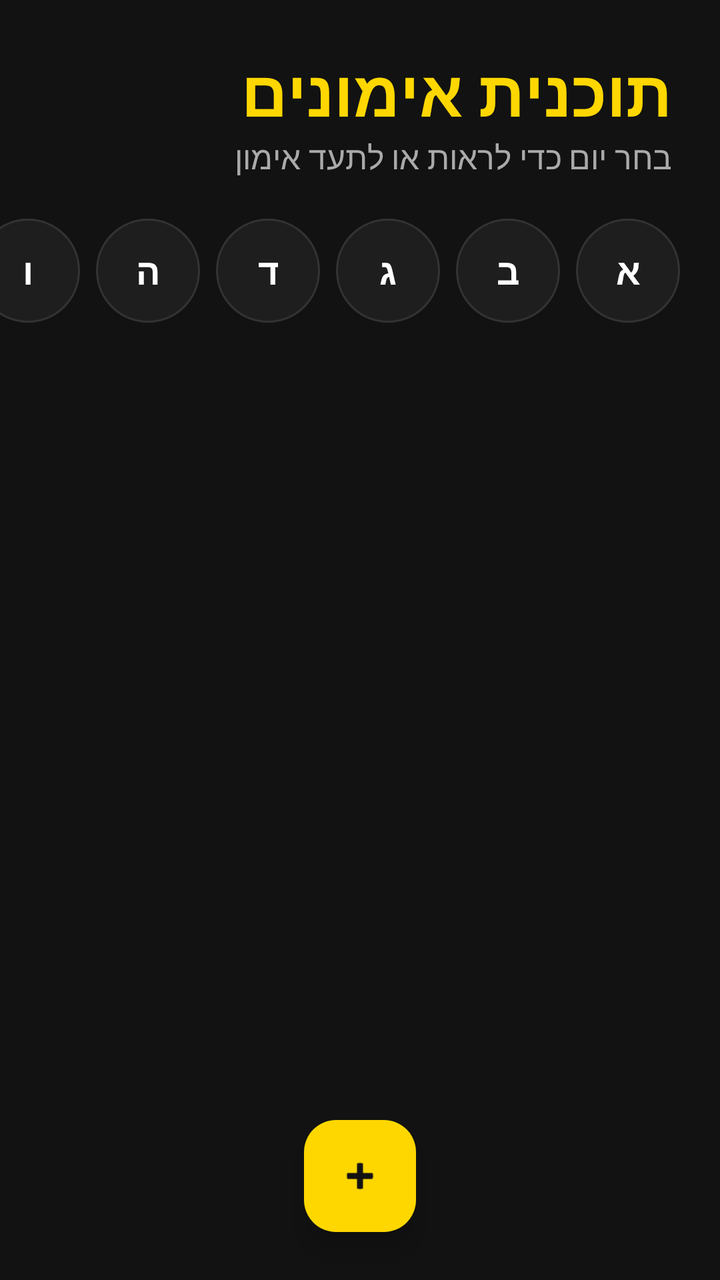
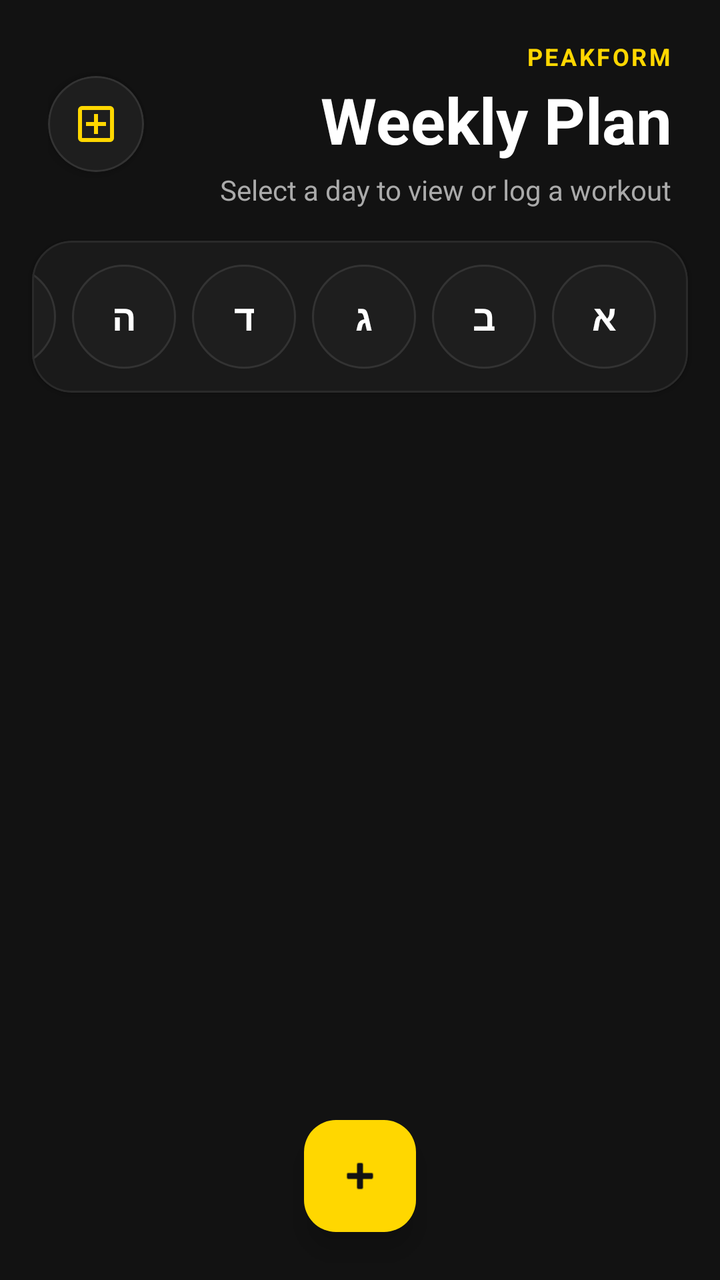

An Android layout rendered at two revisions. The XML below is the earlier revision; the diff shows what the commit changed to produce the second picture.
<!-- AndroidManifest.xml: application theme Theme.PeakFitA -->
<!-- res/layout/fragment_workouts.xml -->
<?xml version="1.0" encoding="utf-8"?>
<RelativeLayout xmlns:android="http://schemas.android.com/apk/res/android"
    xmlns:app="http://schemas.android.com/apk/res-auto"
    android:layout_width="match_parent"
    android:layout_height="match_parent"
    android:background="#121212"
    android:layoutDirection="rtl">

    <TextView
        android:id="@+id/tvWorkoutsTitle"
        android:layout_width="wrap_content"
        android:layout_height="wrap_content"
        android:text="תוכנית אימונים"
        android:textSize="32sp"
        android:textStyle="bold"
        android:layout_marginTop="24dp"
        android:layout_marginStart="24dp"
        android:textColor="#FFD700" />

    <TextView
        android:id="@+id/tvWorkoutsSubtitle"
        android:layout_width="wrap_content"
        android:layout_height="wrap_content"
        android:text="בחר יום כדי לראות או לתעד אימון"
        android:textSize="16sp"
        android:layout_below="@id/tvWorkoutsTitle"
        android:layout_marginStart="24dp"
        android:layout_marginBottom="16dp"
        android:textColor="#AAAAAA" />

    <HorizontalScrollView
        android:id="@+id/daysScrollView"
        android:layout_width="match_parent"
        android:layout_height="wrap_content"
        android:layout_below="@id/tvWorkoutsSubtitle"
        android:scrollbars="none"
        android:fillViewport="true">

        <LinearLayout
            android:id="@+id/daysContainer"
            android:layout_width="wrap_content"
            android:layout_height="wrap_content"
            android:orientation="horizontal"
            android:gravity="center"
            android:paddingStart="16dp"
            android:paddingEnd="20dp"> <com.google.android.material.button.MaterialButton
            android:id="@+id/btnDay1"
            android:layout_width="52dp"
            android:layout_height="52dp"
            android:layout_margin="4dp"
            android:text="א"
            android:textSize="18sp"
            android:textStyle="bold"
            android:textColor="#FFFFFF"
            android:padding="0dp"
            android:minWidth="0dp"
            android:minHeight="0dp"
            android:gravity="center"
            app:backgroundTint="#1E1E1E"
            app:strokeColor="#333333"
            app:strokeWidth="1dp"
            app:cornerRadius="26dp"
            android:insetLeft="0dp"
            android:insetTop="0dp"
            android:insetRight="0dp"
            android:insetBottom="0dp"/>

            <com.google.android.material.button.MaterialButton
                android:id="@+id/btnDay2"
                android:layout_width="52dp"
                android:layout_height="52dp"
                android:layout_margin="4dp"
                android:text="ב"
                android:textSize="18sp"
                android:textStyle="bold"
                android:textColor="#FFFFFF"
                android:padding="0dp"
                android:minWidth="0dp"
                android:minHeight="0dp"
                android:gravity="center"
                app:backgroundTint="#1E1E1E"
                app:strokeColor="#333333"
                app:strokeWidth="1dp"
                app:cornerRadius="26dp"
                android:insetLeft="0dp"
                android:insetTop="0dp"
                android:insetRight="0dp"
                android:insetBottom="0dp"/>

            <com.google.android.material.button.MaterialButton
                android:id="@+id/btnDay3"
                android:layout_width="52dp"
                android:layout_height="52dp"
                android:layout_margin="4dp"
                android:text="ג"
                android:textSize="18sp"
                android:textStyle="bold"
                android:textColor="#FFFFFF"
                android:padding="0dp"
                android:minWidth="0dp"
                android:minHeight="0dp"
                android:gravity="center"
                app:backgroundTint="#1E1E1E"
                app:strokeColor="#333333"
                app:strokeWidth="1dp"
                app:cornerRadius="26dp"
                android:insetLeft="0dp"
                android:insetTop="0dp"
                android:insetRight="0dp"
                android:insetBottom="0dp"/>

            <com.google.android.material.button.MaterialButton
                android:id="@+id/btnDay4"
                android:layout_width="52dp"
                android:layout_height="52dp"
                android:layout_margin="4dp"
                android:text="ד"
                android:textSize="18sp"
                android:textStyle="bold"
                android:textColor="#FFFFFF"
                android:padding="0dp"
                android:minWidth="0dp"
                android:minHeight="0dp"
                android:gravity="center"
                app:backgroundTint="#1E1E1E"
                app:strokeColor="#333333"
                app:strokeWidth="1dp"
                app:cornerRadius="26dp"
                android:insetLeft="0dp"
                android:insetTop="0dp"
                android:insetRight="0dp"
                android:insetBottom="0dp"/>

            <com.google.android.material.button.MaterialButton
                android:id="@+id/btnDay5"
                android:layout_width="52dp"
                android:layout_height="52dp"
                android:layout_margin="4dp"
                android:text="ה"
                android:textSize="18sp"
                android:textStyle="bold"
                android:textColor="#FFFFFF"
                android:padding="0dp"
                android:minWidth="0dp"
                android:minHeight="0dp"
                android:gravity="center"
                app:backgroundTint="#1E1E1E"
                app:strokeColor="#333333"
                app:strokeWidth="1dp"
                app:cornerRadius="26dp"
                android:insetLeft="0dp"
                android:insetTop="0dp"
                android:insetRight="0dp"
                android:insetBottom="0dp"/>

            <com.google.android.material.button.MaterialButton
                android:id="@+id/btnDay6"
                android:layout_width="52dp"
                android:layout_height="52dp"
                android:layout_margin="4dp"
                android:text="ו"
                android:textSize="18sp"
                android:textStyle="bold"
                android:textColor="#FFFFFF"
                android:padding="0dp"
                android:minWidth="0dp"
                android:minHeight="0dp"
                android:gravity="center"
                app:backgroundTint="#1E1E1E"
                app:strokeColor="#333333"
                app:strokeWidth="1dp"
                app:cornerRadius="26dp"
                android:insetLeft="0dp"
                android:insetTop="0dp"
                android:insetRight="0dp"
                android:insetBottom="0dp"/>

            <com.google.android.material.button.MaterialButton
                android:id="@+id/btnDay7"
                android:layout_width="52dp"
                android:layout_height="52dp"
                android:layout_margin="4dp"
                android:text="ש"
                android:textSize="18sp"
                android:textStyle="bold"
                android:textColor="#FFFFFF"
                android:padding="0dp"
                android:minWidth="0dp"
                android:minHeight="0dp"
                android:gravity="center"
                app:backgroundTint="#1E1E1E"
                app:strokeColor="#333333"
                app:strokeWidth="1dp"
                app:cornerRadius="26dp"
                android:insetLeft="0dp"
                android:insetTop="0dp"
                android:insetRight="0dp"
                android:insetBottom="0dp"/>

        </LinearLayout>
    </HorizontalScrollView>

    <androidx.recyclerview.widget.RecyclerView
        android:id="@+id/rvWorkouts"
        android:layout_width="match_parent"
        android:layout_height="match_parent"
        android:layout_below="@id/daysScrollView"
        android:layout_marginTop="16dp"
        android:padding="12dp"
        android:clipToPadding="false" />

    <LinearLayout
        android:id="@+id/llEmptyState"
        android:layout_width="wrap_content"
        android:layout_height="wrap_content"
        android:orientation="vertical"
        android:gravity="center"
        android:layout_centerInParent="true"
        android:visibility="gone"> <TextView
        android:layout_width="wrap_content"
        android:layout_height="wrap_content"
        android:text="💪"
        android:textSize="50sp"
        android:layout_marginBottom="12dp"/>

        <TextView
            android:layout_width="wrap_content"
            android:layout_height="wrap_content"
            android:text="היום הזה עדיין ריק..."
            android:textColor="#FFFFFF"
            android:textSize="18sp"
            android:textStyle="bold"
            android:layout_marginBottom="4dp"/>

        <TextView
            android:layout_width="wrap_content"
            android:layout_height="wrap_content"
            android:text="זמן מצוין לתעד אימון חדש!"
            android:textColor="#777777"
            android:textSize="14sp"/>
    </LinearLayout>

    <com.google.android.material.floatingactionbutton.FloatingActionButton
        android:id="@+id/fabAddWorkout"
        android:layout_width="wrap_content"
        android:layout_height="wrap_content"
        android:layout_alignParentBottom="true"
        android:layout_centerHorizontal="true"
        android:layout_marginBottom="24dp"
        app:srcCompat="@android:drawable/ic_input_add"
        app:backgroundTint="#FFD700"
        app:tint="#121212"
        app:elevation="8dp" />

</RelativeLayout>
<!-- resources referenced by this layout -->
<resources>
  <style name="Theme.PeakFitA" parent="Base.Theme.PeakFitA" />
  <style name="Base.Theme.PeakFitA" parent="Theme.Material3.DayNight.NoActionBar">
          
          
      </style>
</resources>

<!-- the commit's change to res/layout/fragment_workouts.xml (unified diff, before → after) -->
@@ -6,238 +6,315 @@
     android:background="#121212"
     android:layoutDirection="rtl">
 
-    <TextView
-        android:id="@+id/tvWorkoutsTitle"
-        android:layout_width="wrap_content"
-        android:layout_height="wrap_content"
-        android:text="תוכנית אימונים"
-        android:textSize="32sp"
-        android:textStyle="bold"
-        android:layout_marginTop="24dp"
-        android:layout_marginStart="24dp"
-        android:textColor="#FFD700" />
-
-    <TextView
-        android:id="@+id/tvWorkoutsSubtitle"
-        android:layout_width="wrap_content"
-        android:layout_height="wrap_content"
-        android:text="בחר יום כדי לראות או לתעד אימון"
-        android:textSize="16sp"
-        android:layout_below="@id/tvWorkoutsTitle"
-        android:layout_marginStart="24dp"
-        android:layout_marginBottom="16dp"
-        android:textColor="#AAAAAA" />
-
-    <HorizontalScrollView
-        android:id="@+id/daysScrollView"
+    <RelativeLayout
+        android:id="@+id/headerContainer"
         android:layout_width="match_parent"
         android:layout_height="wrap_content"
-        android:layout_below="@id/tvWorkoutsSubtitle"
-        android:scrollbars="none"
-        android:fillViewport="true">
+        android:layout_marginTop="20dp"
+        android:layout_marginStart="24dp"
+        android:layout_marginEnd="24dp"
+        android:layout_marginBottom="16dp">
 
         <LinearLayout
-            android:id="@+id/daysContainer"
             android:layout_width="wrap_content"
             android:layout_height="wrap_content"
-            android:orientation="horizontal"
-            android:gravity="center"
-            android:paddingStart="16dp"
-            android:paddingEnd="20dp"> <com.google.android.material.button.MaterialButton
-            android:id="@+id/btnDay1"
-            android:layout_width="52dp"
-            android:layout_height="52dp"
-            android:layout_margin="4dp"
-            android:text="א"
-            android:textSize="18sp"
-            android:textStyle="bold"
-            android:textColor="#FFFFFF"
-            android:padding="0dp"
-            android:minWidth="0dp"
-            android:minHeight="0dp"
-            android:gravity="center"
-            app:backgroundTint="#1E1E1E"
+            android:orientation="vertical"
+            android:layout_alignParentStart="true">
+
+            <TextView
+                android:layout_width="wrap_content"
+                android:layout_height="wrap_content"
+                android:text="PEAKFORM"
+                android:textColor="#FFD700"
+                android:textSize="12sp"
+                android:textStyle="bold"
+                android:letterSpacing="0.1" />
+
+            <TextView
+                android:id="@+id/tvWorkoutsTitle"
+                android:layout_width="wrap_content"
+                android:layout_height="wrap_content"
+                android:text="Weekly Plan"
+                android:textColor="#FFFFFF"
+                android:textSize="32sp"
+                android:textStyle="bold"
+                android:layout_marginTop="2dp" />
+
+            <TextView
+                android:id="@+id/tvWorkoutsSubtitle"
+                android:layout_width="wrap_content"
+                android:layout_height="wrap_content"
+                android:text="Select a day to view or log a workout"
+                android:textColor="#AAAAAA"
+                android:textSize="14sp"
+                android:layout_marginTop="4dp" />
+        </LinearLayout>
+
+        <com.google.android.material.card.MaterialCardView
+            android:layout_width="48dp"
+            android:layout_height="48dp"
+            android:layout_alignParentEnd="true"
+            android:layout_centerVertical="true"
+            app:cardCornerRadius="24dp"
+            app:cardBackgroundColor="#1E1E1E"
             app:strokeColor="#333333"
             app:strokeWidth="1dp"
-            app:cornerRadius="26dp"
-            android:insetLeft="0dp"
-            android:insetTop="0dp"
-            android:insetRight="0dp"
-            android:insetBottom="0dp"/>
-
-            <com.google.android.material.button.MaterialButton
-                android:id="@+id/btnDay2"
-                android:layout_width="52dp"
-                android:layout_height="52dp"
-                android:layout_margin="4dp"
-                android:text="ב"
-                android:textSize="18sp"
-                android:textStyle="bold"
-                android:textColor="#FFFFFF"
-                android:padding="0dp"
-                android:minWidth="0dp"
-                android:minHeight="0dp"
+            app:cardElevation="4dp">
+
+            <ImageView
+                android:layout_width="24dp"
+                android:layout_height="24dp"
+                android:layout_gravity="center"
+                android:src="@drawable/ic_workout"
+                app:tint="#FFD700" />
+        </com.google.android.material.card.MaterialCardView>
+    </RelativeLayout>
+
+    <com.google.android.material.card.MaterialCardView
+        android:id="@+id/calendarDock"
+        android:layout_width="match_parent"
+        android:layout_height="wrap_content"
+        android:layout_below="@id/headerContainer"
+        android:layout_marginHorizontal="16dp"
+        app:cardBackgroundColor="#1A1A1A"
+        app:cardCornerRadius="20dp"
+        app:strokeColor="#2A2A2A"
+        app:strokeWidth="1dp"
+        app:cardElevation="2dp">
+
+        <HorizontalScrollView
+            android:id="@+id/daysScrollView"
+            android:layout_width="match_parent"
+            android:layout_height="wrap_content"
+            android:scrollbars="none"
+            android:fillViewport="true"
+            android:paddingVertical="8dp">
+
+            <LinearLayout
+                android:id="@+id/daysContainer"
+                android:layout_width="wrap_content"
+                android:layout_height="wrap_content"
+                android:orientation="horizontal"
                 android:gravity="center"
-                app:backgroundTint="#1E1E1E"
-                app:strokeColor="#333333"
-                app:strokeWidth="1dp"
-                app:cornerRadius="26dp"
-                android:insetLeft="0dp"
-                android:insetTop="0dp"
-                android:insetRight="0dp"
-                android:insetBottom="0dp"/>
-
-            <com.google.android.material.button.MaterialButton
-                android:id="@+id/btnDay3"
-                android:layout_width="52dp"
-                android:layout_height="52dp"
-                android:layout_margin="4dp"
-                android:text="ג"
-                android:textSize="18sp"
-                android:textStyle="bold"
-                android:textColor="#FFFFFF"
-                android:padding="0dp"
-                android:minWidth="0dp"
-                android:minHeight="0dp"
-                android:gravity="center"
-                app:backgroundTint="#1E1E1E"
-                app:strokeColor="#333333"
-                app:strokeWidth="1dp"
-                app:cornerRadius="26dp"
-                android:insetLeft="0dp"
-                android:insetTop="0dp"
-                android:insetRight="0dp"
-                android:insetBottom="0dp"/>
-
-            <com.google.android.material.button.MaterialButton
-                android:id="@+id/btnDay4"
-                android:layout_width="52dp"
-                android:layout_height="52dp"
-                android:layout_margin="4dp"
-                android:text="ד"
-                android:textSize="18sp"
-                android:textStyle="bold"
-                android:textColor="#FFFFFF"
-                android:padding="0dp"
-                android:minWidth="0dp"
-                android:minHeight="0dp"
-                android:gravity="center"
-                app:backgroundTint="#1E1E1E"
-                app:strokeColor="#333333"
-                app:strokeWidth="1dp"
-                app:cornerRadius="26dp"
-                android:insetLeft="0dp"
-                android:insetTop="0dp"
-                android:insetRight="0dp"
-                android:insetBottom="0dp"/>
-
-            <com.google.android.material.button.MaterialButton
-                android:id="@+id/btnDay5"
-                android:layout_width="52dp"
-                android:layout_height="52dp"
-                android:layout_margin="4dp"
-                android:text="ה"
-                android:textSize="18sp"
-                android:textStyle="bold"
-                android:textColor="#FFFFFF"
-                android:padding="0dp"
-                android:minWidth="0dp"
-                android:minHeight="0dp"
-                android:gravity="center"
-                app:backgroundTint="#1E1E1E"
-                app:strokeColor="#333333"
-                app:strokeWidth="1dp"
-                app:cornerRadius="26dp"
-                android:insetLeft="0dp"
-                android:insetTop="0dp"
-                android:insetRight="0dp"
-                android:insetBottom="0dp"/>
-
-            <com.google.android.material.button.MaterialButton
-                android:id="@+id/btnDay6"
-                android:layout_width="52dp"
-                android:layout_height="52dp"
-                android:layout_margin="4dp"
-                android:text="ו"
-                android:textSize="18sp"
-                android:textStyle="bold"
-                android:textColor="#FFFFFF"
-                android:padding="0dp"
-                android:minWidth="0dp"
-                android:minHeight="0dp"
-                android:gravity="center"
-                app:backgroundTint="#1E1E1E"
-                app:strokeColor="#333333"
-                app:strokeWidth="1dp"
-                app:cornerRadius="26dp"
-                android:insetLeft="0dp"
-                android:insetTop="0dp"
-                android:insetRight="0dp"
-                android:insetBottom="0dp"/>
-
-            <com.google.android.material.button.MaterialButton
-                android:id="@+id/btnDay7"
-                android:layout_width="52dp"
-                android:layout_height="52dp"
-                android:layout_margin="4dp"
-                android:text="ש"
-                android:textSize="18sp"
-                android:textStyle="bold"
-                android:textColor="#FFFFFF"
-                android:padding="0dp"
-                android:minWidth="0dp"
-                android:minHeight="0dp"
-                android:gravity="center"
-                app:backgroundTint="#1E1E1E"
-                app:strokeColor="#333333"
-                app:strokeWidth="1dp"
-                app:cornerRadius="26dp"
-                android:insetLeft="0dp"
-                android:insetTop="0dp"
-                android:insetRight="0dp"
-                android:insetBottom="0dp"/>
-
-        </LinearLayout>
-    </HorizontalScrollView>
+                android:paddingStart="12dp"
+                android:paddingEnd="16dp">
+
+                <com.google.android.material.button.MaterialButton
+                    android:id="@+id/btnDay1"
+                    android:layout_width="52dp"
+                    android:layout_height="52dp"
+                    android:layout_margin="4dp"
+                    android:text="א"
+                    android:textSize="18sp"
+                    android:textStyle="bold"
+                    android:textColor="#FFFFFF"
+                    android:padding="0dp"
+                    android:minWidth="0dp"
+                    android:minHeight="0dp"
+                    android:gravity="center"
+                    app:backgroundTint="#1E1E1E"
+                    app:strokeColor="#333333"
+                    app:strokeWidth="1dp"
+                    app:cornerRadius="26dp"
+                    android:insetLeft="0dp"
+                    android:insetTop="0dp"
+                    android:insetRight="0dp"
+                    android:insetBottom="0dp"/>
+
+                <com.google.android.material.button.MaterialButton
+                    android:id="@+id/btnDay2"
+                    android:layout_width="52dp"
+                    android:layout_height="52dp"
+                    android:layout_margin="4dp"
+                    android:text="ב"
+                    android:textSize="18sp"
+                    android:textStyle="bold"
+                    android:textColor="#FFFFFF"
+                    android:padding="0dp"
+                    android:minWidth="0dp"
+                    android:minHeight="0dp"
+                    android:gravity="center"
+                    app:backgroundTint="#1E1E1E"
+                    app:strokeColor="#333333"
+                    app:strokeWidth="1dp"
+                    app:cornerRadius="26dp"
+                    android:insetLeft="0dp"
+                    android:insetTop="0dp"
+                    android:insetRight="0dp"
+                    android:insetBottom="0dp"/>
+
+                <com.google.android.material.button.MaterialButton
+                    android:id="@+id/btnDay3"
+                    android:layout_width="52dp"
+                    android:layout_height="52dp"
+                    android:layout_margin="4dp"
+                    android:text="ג"
+                    android:textSize="18sp"
+                    android:textStyle="bold"
+                    android:textColor="#FFFFFF"
+                    android:padding="0dp"
+                    android:minWidth="0dp"
+                    android:minHeight="0dp"
+                    android:gravity="center"
+                    app:backgroundTint="#1E1E1E"
+                    app:strokeColor="#333333"
+                    app:strokeWidth="1dp"
+                    app:cornerRadius="26dp"
+                    android:insetLeft="0dp"
+                    android:insetTop="0dp"
+                    android:insetRight="0dp"
+                    android:insetBottom="0dp"/>
+
+                <com.google.android.material.button.MaterialButton
+                    android:id="@+id/btnDay4"
+                    android:layout_width="52dp"
+                    android:layout_height="52dp"
+                    android:layout_margin="4dp"
+                    android:text="ד"
+                    android:textSize="18sp"
+                    android:textStyle="bold"
+                    android:textColor="#FFFFFF"
+                    android:padding="0dp"
+                    android:minWidth="0dp"
+                    android:minHeight="0dp"
+                    android:gravity="center"
+                    app:backgroundTint="#1E1E1E"
+                    app:strokeColor="#333333"
+                    app:strokeWidth="1dp"
+                    app:cornerRadius="26dp"
+                    android:insetLeft="0dp"
+                    android:insetTop="0dp"
+                    android:insetRight="0dp"
+                    android:insetBottom="0dp"/>
+
+                <com.google.android.material.button.MaterialButton
+                    android:id="@+id/btnDay5"
+                    android:layout_width="52dp"
+                    android:layout_height="52dp"
+                    android:layout_margin="4dp"
+                    android:text="ה"
+                    android:textSize="18sp"
+                    android:textStyle="bold"
+                    android:textColor="#FFFFFF"
+                    android:padding="0dp"
+                    android:minWidth="0dp"
+                    android:minHeight="0dp"
+                    android:gravity="center"
+                    app:backgroundTint="#1E1E1E"
+                    app:strokeColor="#333333"
+                    app:strokeWidth="1dp"
+                    app:cornerRadius="26dp"
+                    android:insetLeft="0dp"
+                    android:insetTop="0dp"
+                    android:insetRight="0dp"
+                    android:insetBottom="0dp"/>
+
+                <com.google.android.material.button.MaterialButton
+                    android:id="@+id/btnDay6"
+                    android:layout_width="52dp"
+                    android:layout_height="52dp"
+                    android:layout_margin="4dp"
+                    android:text="ו"
+                    android:textSize="18sp"
+                    android:textStyle="bold"
+                    android:textColor="#FFFFFF"
+                    android:padding="0dp"
+                    android:minWidth="0dp"
+                    android:minHeight="0dp"
+                    android:gravity="center"
+                    app:backgroundTint="#1E1E1E"
+                    app:strokeColor="#333333"
+                    app:strokeWidth="1dp"
+                    app:cornerRadius="26dp"
+                    android:insetLeft="0dp"
+                    android:insetTop="0dp"
+                    android:insetRight="0dp"
+                    android:insetBottom="0dp"/>
+
+                <com.google.android.material.button.MaterialButton
+                    android:id="@+id/btnDay7"
+                    android:layout_width="52dp"
+                    android:layout_height="52dp"
+                    android:layout_margin="4dp"
+                    android:text="ש"
+                    android:textSize="18sp"
+                    android:textStyle="bold"
+                    android:textColor="#FFFFFF"
+                    android:padding="0dp"
+                    android:minWidth="0dp"
+                    android:minHeight="0dp"
+                    android:gravity="center"
+                    app:backgroundTint="#1E1E1E"
+                    app:strokeColor="#333333"
+                    app:strokeWidth="1dp"
+                    app:cornerRadius="26dp"
+                    android:insetLeft="0dp"
+                    android:insetTop="0dp"
+                    android:insetRight="0dp"
+                    android:insetBottom="0dp"/>
+
+            </LinearLayout>
+        </HorizontalScrollView>
+    </com.google.android.material.card.MaterialCardView>
 
     <androidx.recyclerview.widget.RecyclerView
         android:id="@+id/rvWorkouts"
         android:layout_width="match_parent"
         android:layout_height="match_parent"
-        android:layout_below="@id/daysScrollView"
+        android:layout_below="@id/calendarDock"
         android:layout_marginTop="16dp"
         android:padding="12dp"
         android:clipToPadding="false" />
 
     <LinearLayout
         android:id="@+id/llEmptyState"
-        android:layout_width="wrap_content"
+        android:layout_width="match_parent"
         android:layout_height="wrap_content"
-        android:orientation="vertical"
-        android:gravity="center"
         android:layout_centerInParent="true"
-        android:visibility="gone"> <TextView
-        android:layout_width="wrap_content"
-        android:layout_height="wrap_content"
-        android:text="💪"
-        android:textSize="50sp"
-        android:layout_marginBottom="12dp"/>
-
-        <TextView
-            android:layout_width="wrap_content"
+        android:visibility="gone"
+        android:paddingHorizontal="32dp">
+
+        <com.google.android.material.card.MaterialCardView
+            android:layout_width="match_parent"
             android:layout_height="wrap_content"
-            android:text="היום הזה עדיין ריק..."
-            android:textColor="#FFFFFF"
-            android:textSize="18sp"
-            android:textStyle="bold"
-            android:layout_marginBottom="4dp"/>
-
-        <TextView
-            android:layout_width="wrap_content"
-            android:layout_height="wrap_content"
-            android:text="זמן מצוין לתעד אימון חדש!"
-            android:textColor="#777777"
-            android:textSize="14sp"/>
+            app:cardBackgroundColor="#161616"
+            app:cardCornerRadius="20dp"
+            app:strokeColor="#333333"
+            app:strokeWidth="1dp"
+            app:cardElevation="6dp">
+
+            <LinearLayout
+                android:layout_width="match_parent"
+                android:layout_height="wrap_content"
+                android:orientation="vertical"
+                android:gravity="center"
+                android:padding="32dp">
+
+                <TextView
+                    android:layout_width="wrap_content"
+                    android:layout_height="wrap_content"
+                    android:text="💪"
+                    android:textSize="56sp"
+                    android:layout_marginBottom="16dp"/>
+
+                <TextView
+                    android:layout_width="wrap_content"
+                    android:layout_height="wrap_content"
+                    android:text="No workouts today"
+                    android:textColor="#FFFFFF"
+                    android:textSize="20sp"
+                    android:textStyle="bold"
+                    android:layout_marginBottom="8dp"/>
+
+                <TextView
+                    android:layout_width="wrap_content"
+                    android:layout_height="wrap_content"
+                    android:text="Great time to log a new one!"
+                    android:textColor="#888888"
+                    android:textSize="14sp"
+                    android:gravity="center"/>
+            </LinearLayout>
+        </com.google.android.material.card.MaterialCardView>
     </LinearLayout>
 
     <com.google.android.material.floatingactionbutton.FloatingActionButton
<!-- resource entries referenced after the edit -->
@@ -1,5 +1,11 @@
 <!-- resources referenced by this layout -->
 <resources>
+  <!-- drawable ic_workout (drawable) -->
+  <vector xmlns:android="http://schemas.android.com/apk/res/android" android:height="24dp" android:tint="#000000" android:viewportHeight="960" android:viewportWidth="960" android:width="24dp">
+        
+      <path android:fillColor="@android:color/white" android:pathData="M440,680L520,680L520,520L680,520L680,440L520,440L520,280L440,280L440,440L280,440L280,520L440,520L440,680ZM200,840Q167,840 143.5,816.5Q120,793 120,760L120,200Q120,167 143.5,143.5Q167,120 200,120L760,120Q793,120 816.5,143.5Q840,167 840,200L840,760Q840,793 816.5,816.5Q793,840 760,840L200,840ZM200,760L760,760Q760,760 760,760Q760,760 760,760L760,200Q760,200 760,200Q760,200 760,200L200,200Q200,200 200,200Q200,200 200,200L200,760Q200,760 200,760Q200,760 200,760ZM200,200L200,200Q200,200 200,200Q200,200 200,200L200,760Q200,760 200,760Q200,760 200,760L200,760Q200,760 200,760Q200,760 200,760L200,200Q200,200 200,200Q200,200 200,200Z"/>
+      
+  </vector>
   <style name="Theme.PeakFitA" parent="Base.Theme.PeakFitA" />
   <style name="Base.Theme.PeakFitA" parent="Theme.Material3.DayNight.NoActionBar">
           
